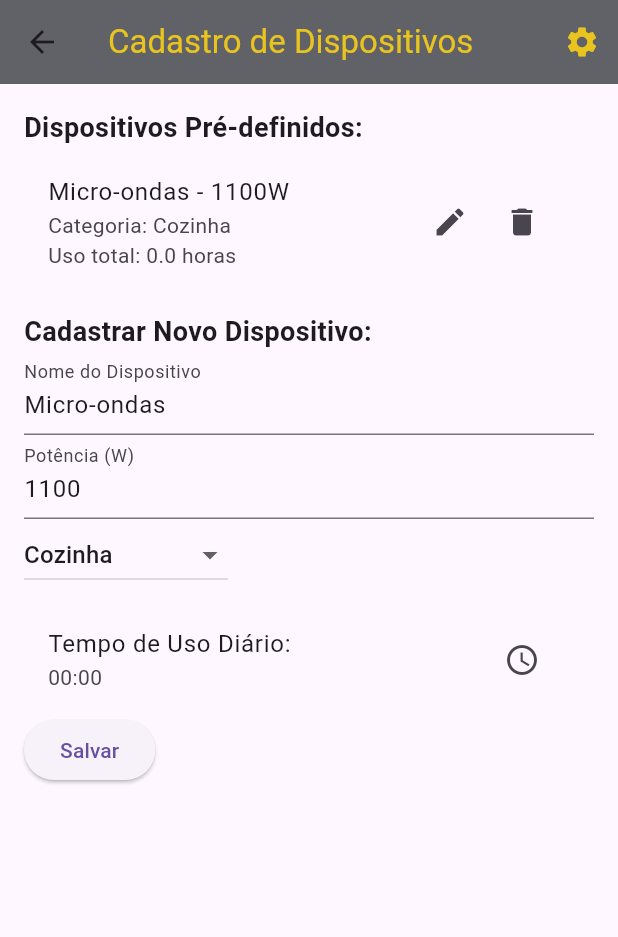
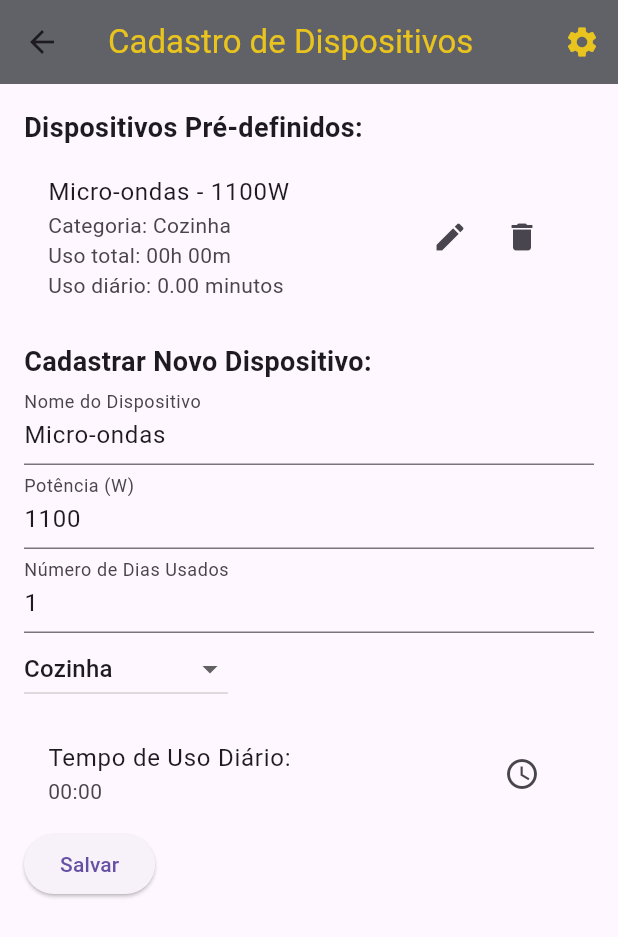
Before and after one commit to anabellypassos/WappControl, a Flutter app: the Tela2 screen opened directly, after a tap on the "edit" icon, on a phone screen of 412 x 824 dp. Shown: the top 937 px of the screen. Run offline on Flutter 3.47's test engine with Material 3 defaults, Android fonts, the phone set to English and light mode, and no system bars; our stand-ins replace firebase_core, flutter_mobx, mobx; accounts and stored records are empty; generated files the repository leaves out were written again.

Commit message:
temp uso

```diff
--- a/lib/pages/tela_2.dart
+++ b/lib/pages/tela_2.dart
@@ -1,5 +1,6 @@
 import 'package:flutter/material.dart';
 import 'configuracao_residencia.dart';
+
 class Tela2 extends StatefulWidget {
   const Tela2({super.key});
 
@@ -9,12 +10,13 @@ class Tela2 extends StatefulWidget {
 
 class _Tela2State extends State<Tela2> {
   final List<Map<String, dynamic>> predefinedDevices = [
-    {'name': 'Micro-ondas', 'power': 1100, 'category': 'Cozinha', 'usage': 0.0},
+    {'name': 'Micro-ondas', 'power': 1100, 'category': 'Cozinha', 'usage': 0.0, 'usageInMinutes': 0.0, 'daysUsed': 1},
     // Adicione mais dispositivos conforme necessário
   ];
 
   final TextEditingController nameController = TextEditingController();
   final TextEditingController powerController = TextEditingController();
+  final TextEditingController daysUsedController = TextEditingController();
 
   TimeOfDay? selectedTime;
   String selectedTimeFormatted = "00:00";
@@ -41,16 +43,20 @@ class _Tela2State extends State<Tela2> {
   void saveDevice() {
     final String name = nameController.text;
     final int? power = int.tryParse(powerController.text);
+    final int? daysUsed = int.tryParse(daysUsedController.text);
 
-    if (name.isNotEmpty && power != null && selectedCategory.isNotEmpty && selectedTime != null) {
+    if (name.isNotEmpty && power != null && selectedCategory.isNotEmpty && selectedTime != null && daysUsed != null) {
       final double totalHours = selectedTime!.hour + (selectedTime!.minute / 60);
+      final double totalMinutes = totalHours * 60;
 
       setState(() {
         final device = {
           'name': name,
           'power': power,
-          'category': selectedCategory,
-          'usage': totalHours,
+          'category': selectedCategory, // Atribuir a categoria selecionada
+          'usage': (selectedIndex == null ? 0.0 : predefinedDevices[selectedIndex!]['usage']) + totalHours,
+          'usageInMinutes': (selectedIndex == null ? 0.0 : predefinedDevices[selectedIndex!]['usageInMinutes']) + totalMinutes,
+          'daysUsed': daysUsed,
         };
 
         if (selectedIndex == null) {
@@ -75,24 +81,28 @@ class _Tela2State extends State<Tela2> {
   void _resetForm() {
     nameController.clear();
     powerController.clear();
+    daysUsedController.clear();
     selectedTimeFormatted = "00:00";
     selectedCategory = categories[0];
     selectedIndex = null;
+    selectedTime = null;
   }
 
   void editDevice(int index) {
     final device = predefinedDevices[index];
     nameController.text = device['name'];
     powerController.text = device['power'].toString();
-    selectedCategory = device['category'];
+    daysUsedController.text = device['daysUsed'].toString();
+    selectedCategory = device['category']; // Atribuir a categoria ao editar
     selectedTimeFormatted = _formatTimeFromHours(device['usage']);
     selectedIndex = index;
   }
 
   String _formatTimeFromHours(double hours) {
-    final int hoursPart = hours.toInt();
-    final int minutesPart = ((hours - hoursPart) * 60).toInt();
-    return '$hoursPart:$minutesPart'.padLeft(5, '0');
+    final int totalMinutes = (hours * 60).toInt();
+    final int hoursPart = totalMinutes ~/ 60;
+    final int minutesPart = totalMinutes % 60;
+    return '${hoursPart.toString().padLeft(2, '0')}:${minutesPart.toString().padLeft(2, '0')}';
   }
 
   void deleteDevice(int index) {
@@ -116,13 +126,16 @@ class _Tela2State extends State<Tela2> {
         ),
         actions: [
           IconButton(
-            icon: const Icon(Icons.settings,
-            color: Color.fromARGB(255, 233, 196, 30),),
-
+            icon: const Icon(
+              Icons.settings,
+              color: Color.fromARGB(255, 233, 196, 30),
+            ),
             onPressed: () {
               Navigator.push(
                 context,
-                MaterialPageRoute(builder: (context) => const ConfiguracaoResidencia()),
+                MaterialPageRoute(
+                  builder: (context) => const ConfiguracaoResidencia(),
+                ),
               );
             },
           ),
@@ -144,10 +157,15 @@ class _Tela2State extends State<Tela2> {
               itemCount: predefinedDevices.length,
               itemBuilder: (context, index) {
                 final device = predefinedDevices[index];
+                final int totalMinutes = (device['usage'] * 60).toInt();
+                final int hours = totalMinutes ~/ 60;
+                final int minutes = totalMinutes % 60;
+                final int daysUsed = device['daysUsed'];
+                final double dailyUsageInMinutes = device['usageInMinutes'] / daysUsed;
                 return ListTile(
                   title: Text('${device['name']} - ${device['power']}W'),
                   subtitle: Text(
-                      'Categoria: ${device['category']}\nUso total: ${device['usage']} horas'),
+                      'Categoria: ${device['category']}\nUso total: ${hours.toString().padLeft(2, '0')}h ${minutes.toString().padLeft(2, '0')}m\nUso diário: ${dailyUsageInMinutes.toStringAsFixed(2)} minutos'),
                   trailing: Row(
                     mainAxisSize: MainAxisSize.min,
                     children: [
@@ -176,6 +194,11 @@ class _Tela2State extends State<Tela2> {
             TextField(
               controller: powerController,
               decoration: const InputDecoration(labelText: 'Potência (W)'),
+              keyboardType: TextInputType.number,
+            ),
+            TextField(
+              controller: daysUsedController,
+              decoration: const InputDecoration(labelText: 'Número de Dias Usados'),
               keyboardType: TextInputType.number,
             ),
             DropdownButton<String>(
```
